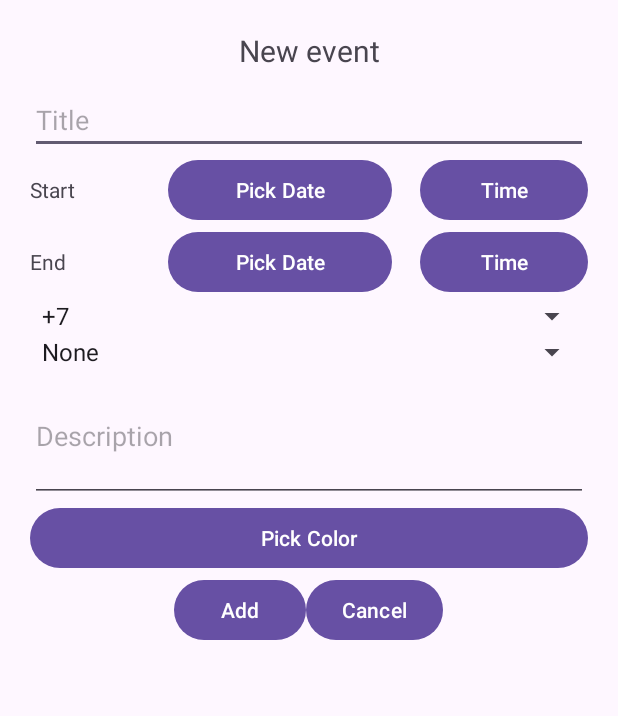
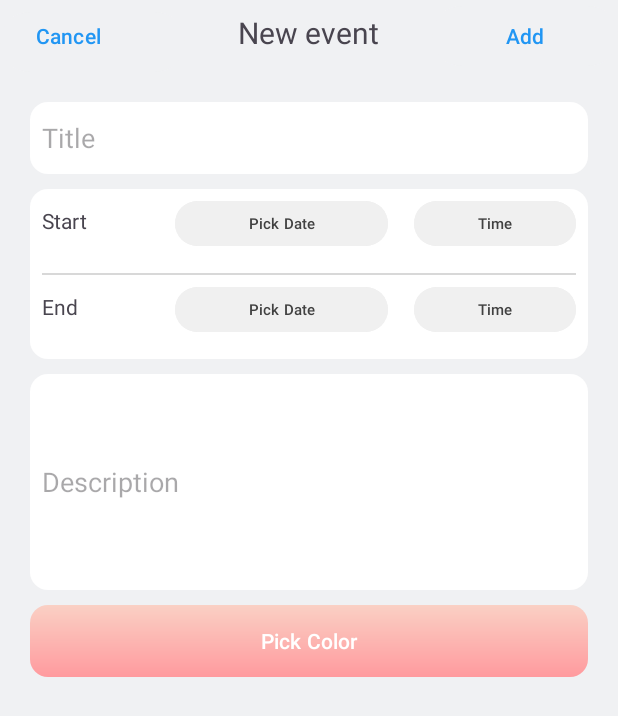
Before and after one commit to Nguyen-Thanh-Tri/android-manage-class-schedule, an Android app: the AddEventActivity screen opened directly, with no data from a screen before it, on a phone screen of 412 x 824 dp. Shown: the top 716 px of the screen. Run offline under Robolectric (Android 15) with nearby library versions, the light colour scheme and no system bars; our stand-ins replace Room's generated code.

Commit message:
refactor layout adđevent

```diff
--- a/app/src/main/java/com/mtp/shedule/AddCourseDialog.java
+++ b/app/src/main/java/com/mtp/shedule/AddCourseDialog.java
@@ -128,10 +128,6 @@ public class AddCourseDialog extends DialogFragment {
 
                 selectedColorIndex = colorIndex;
                 btnSelectColor.setBackgroundResource(COLOR_MAPPING_DRAWABLE[selectedColorIndex]);
-
-                // Lưu ý: Nếu bạn cần cập nhật selectedColor INT để mở Dialog lại đúng màu,
-                // bạn cần thêm logic ánh xạ ngược từ Drawable ID sang Color INT ở đây.
-                // (Tạm thời bỏ qua nếu không cần tính năng đó)
             });
             dialog.show(getParentFragmentManager(), "ColorDialog");
         });
--- a/app/src/main/java/com/mtp/shedule/AddEventActivity.java
+++ b/app/src/main/java/com/mtp/shedule/AddEventActivity.java
@@ -1,4 +1,6 @@
 package com.mtp.shedule;
+
+import static com.mtp.shedule.SelectColorDialog.COLOR_MAPPING_DRAWABLE;
 
 import android.annotation.SuppressLint;
 import android.app.DatePickerDialog;
@@ -6,6 +8,8 @@ import android.app.TimePickerDialog;
 import android.graphics.Color;
 import android.media.metrics.Event;
 import android.os.Bundle;
+import android.text.Editable;
+import android.text.TextWatcher;
 import android.widget.ArrayAdapter;
 import android.widget.Button;
 import android.widget.EditText;
@@ -14,6 +18,7 @@ import android.widget.Toast;
 
 import androidx.appcompat.app.AppCompatActivity;
 
+import com.google.android.material.internal.TextWatcherAdapter;
 import com.mtp.shedule.database.ConnDatabase;
 import com.mtp.shedule.entity.EventEntity;
 
@@ -23,11 +28,11 @@ public class AddEventActivity extends AppCompatActivity {
 
     EditText etTitle, etDescription;
     Button btnStartDate, btnStartTime, btnEndDate, btnEndTime, btnColorPicker, btnSave, btnCancel;
-    Spinner spinnerTimezone, spinnerRepeat;
     private ConnDatabase db;
     // Calendar objects for picking date & time
     Calendar startCal = Calendar.getInstance();
     Calendar endCal = Calendar.getInstance();
+    private int selectedColorIndex = 0; // Mặc định là Index 0 (Red)
 
     int selectedColor = Color.BLUE; // default
 
@@ -47,37 +52,38 @@ public class AddEventActivity extends AppCompatActivity {
         btnColorPicker = findViewById(R.id.btnColorPicker);
         btnSave = findViewById(R.id.btnSave);
         btnCancel = findViewById(R.id.btnCancel);
-        spinnerTimezone = findViewById(R.id.spinnerTimezone);
-        spinnerRepeat = findViewById(R.id.spinnerRepeat);
 
-        ArrayAdapter<CharSequence> repeatAdapter = ArrayAdapter.createFromResource(
-                this,
-                R.array.repeat_options,
-                android.R.layout.simple_spinner_item
-            );
-        repeatAdapter.setDropDownViewResource(android.R.layout.simple_spinner_dropdown_item);
-        spinnerRepeat.setAdapter(repeatAdapter);
-
-        ArrayAdapter<CharSequence> timezoneAdapter = ArrayAdapter.createFromResource(
-                this,
-                R.array.timezone_options,
-                android.R.layout.simple_spinner_item
-            );
-        timezoneAdapter.setDropDownViewResource(android.R.layout.simple_spinner_dropdown_item);
-        spinnerTimezone.setAdapter(timezoneAdapter);
-
+        etTitle.addTextChangedListener(watcher);
+        etDescription.addTextChangedListener(watcher);
 
         //DateTime Pickers
-        btnStartDate.setOnClickListener(v -> pickDate(startCal, btnStartDate));
-        btnStartTime.setOnClickListener(v -> pickTime(startCal, btnStartTime));
+        btnStartDate.setOnClickListener(v -> {
+            pickDate(startCal, btnStartDate);
+            updateSaveButtonState();
+        });
+        btnStartTime.setOnClickListener(v -> {
+            pickTime(startCal, btnStartTime);
+            updateSaveButtonState();
+        });
 
-        btnEndDate.setOnClickListener(v -> pickDate(endCal, btnEndDate));
-        btnEndTime.setOnClickListener(v -> pickTime(endCal, btnEndTime));
+        btnEndDate.setOnClickListener(v -> {
+            pickDate(endCal, btnEndDate);
+            updateSaveButtonState();
+        });
 
-        btnColorPicker.setOnClickListener(v -> chooseColor());
+        btnEndTime.setOnClickListener(v -> {
+            pickTime(endCal, btnEndTime);
+            updateSaveButtonState();
+        });
+        updateSaveButtonState();
+
+        btnColorPicker.setBackgroundResource(COLOR_MAPPING_DRAWABLE[selectedColorIndex]);
+        btnColorPicker.setOnClickListener(v ->chooseColor());
 
         btnCancel.setOnClickListener(v -> finish());
         btnSave.setOnClickListener(v -> saveEvent());
+
+
     }
 
     // Pick Date
@@ -115,10 +121,17 @@ public class AddEventActivity extends AppCompatActivity {
 
     //Pick Color
     private void chooseColor() {
-        // bạn có thể thay bằng dialog chọn màu tùy ý
-        selectedColor = Color.RED;
-        btnColorPicker.setBackgroundColor(selectedColor);
-        Toast.makeText(this, "Color selected!", Toast.LENGTH_SHORT).show();
+        SelectColorDialog dialog = new SelectColorDialog();
+
+        // Truyền mã màu INT để SelectColorDialog đánh dấu ô màu đúng
+        dialog.setSelectedColorIndex(selectedColorIndex);
+
+        dialog.setOnColorSelectedListener(colorIndex -> {
+
+            selectedColorIndex = colorIndex;
+            btnColorPicker.setBackgroundResource(COLOR_MAPPING_DRAWABLE[selectedColorIndex]);
+        });
+        dialog.show(getSupportFragmentManager(), "ColorDialog");
     }
 
     //Save Event
@@ -127,16 +140,14 @@ public class AddEventActivity extends AppCompatActivity {
         String desc = etDescription.getText().toString().trim();
         long start = startCal.getTimeInMillis();
         long end = endCal.getTimeInMillis();
-        String timezone = spinnerTimezone.getSelectedItem().toString();
-        String repeat = spinnerRepeat.getSelectedItem().toString();
 
-        if (title.isEmpty() || desc.isEmpty() || repeat.isEmpty() || timezone.isEmpty() || start == 0 || end == 0) {
+        if (title.isEmpty() || desc.isEmpty() || start == 0 || end == 0) {
             Toast.makeText(this, "Please enter title", Toast.LENGTH_SHORT).show();
             return;
         }
 
-        EventEntity event = new EventEntity(title,desc,start,end,timezone,repeat);
-        event.setColor(1);
+        EventEntity event = new EventEntity(title,desc,start,end);
+        event.setColor(selectedColorIndex);
 
         new Thread(() -> {
             db.eventDao().insertEvent(event);
@@ -145,4 +156,23 @@ public class AddEventActivity extends AppCompatActivity {
         Toast.makeText(this, "Event saved!", Toast.LENGTH_SHORT).show();
         finish();
     }
+
+    TextWatcher watcher = new TextWatcher() {
+        @Override public void beforeTextChanged(CharSequence s, int start, int count, int after) {}
+        @Override public void onTextChanged(CharSequence s, int start, int before, int count) {}
+        @Override public void afterTextChanged(Editable s) {
+            updateSaveButtonState();
+        }
+    };
+
+    private void updateSaveButtonState() {
+        boolean isTitleFilled = !etTitle.getText().toString().trim().isEmpty();
+        boolean isDescFilled = !etDescription.getText().toString().trim().isEmpty();
+
+        boolean isStartSet = startCal.get(Calendar.YEAR) > 1970;
+        boolean isEndSet = endCal.get(Calendar.YEAR) > 1970;
+
+        boolean enable = isTitleFilled && isDescFilled && isStartSet && isEndSet;
+        btnSave.setEnabled(enable);
+    }
 }
--- a/app/src/main/java/com/mtp/shedule/adapter/CourseAdapter.java
+++ b/app/src/main/java/com/mtp/shedule/adapter/CourseAdapter.java
@@ -5,7 +5,6 @@ import static com.mtp.shedule.SelectColorDialog.COLOR_MAPPING_DRAWABLE;
 import android.annotation.SuppressLint;
 import android.app.AlertDialog;
 import android.content.Context;
-import android.graphics.Color;
 import android.view.LayoutInflater;
 import android.view.View;
 import android.view.ViewGroup;
@@ -68,7 +67,7 @@ public class CourseAdapter extends RecyclerView.Adapter<CourseAdapter.CourseView
             }
         });
 
-        //giữ để xóa or updaate
+        //giữ để xóa
         holder.itemView.setOnLongClickListener(v -> {
             new AlertDialog.Builder(v.getContext())
                     .setTitle("DELETE")
@@ -110,8 +109,6 @@ public class CourseAdapter extends RecyclerView.Adapter<CourseAdapter.CourseView
     public static class CourseViewHolder extends RecyclerView.ViewHolder {
         TextView tvCourseTitle, tvTeacher, tvRoom, tvTime;
         CardView cardView;
-
-
         public CourseViewHolder(@NonNull View itemView) {
             super(itemView);
             tvCourseTitle = itemView.findViewById(R.id.tvCourseTitle);
--- a/app/src/main/java/com/mtp/shedule/database/ConnDatabase.java
+++ b/app/src/main/java/com/mtp/shedule/database/ConnDatabase.java
@@ -15,7 +15,7 @@ import com.mtp.shedule.dao.ExamDao;
 import com.mtp.shedule.entity.TeacherEntity;
 
 @Database(
-        entities = {CourseEntity.class, ExamEntity.class, TeacherEntity.class, EventEntity.class}, version = 8)
+        entities = {CourseEntity.class, ExamEntity.class, TeacherEntity.class, EventEntity.class}, version = 9)
 public abstract class ConnDatabase extends RoomDatabase {
     public abstract CourseDao courseDao();
     public abstract ExamDao examDao();
--- /dev/null
+++ b/app/src/main/res/drawable/rounded_edittext.xml
@@ -0,0 +1,14 @@
+<?xml version="1.0" encoding="utf-8"?>
+<shape
+    xmlns:android="http://schemas.android.com/apk/res/android"
+    android:shape="rectangle">
+    <solid
+        android:color="@color/white" />
+    <corners
+        android:radius="12dp" />
+    <padding
+        android:left="8dp"
+        android:top="4dp"
+        android:right="8dp"
+        android:bottom="4dp"/>
+</shape>
--- a/app/src/main/res/layout/activity_add_event.xml
+++ b/app/src/main/res/layout/activity_add_event.xml
@@ -2,31 +2,75 @@
     xmlns:app="http://schemas.android.com/apk/res-auto"
     android:layout_width="match_parent"
     android:layout_height="match_parent"
-    android:fillViewport="true">
+    android:fillViewport="true"
+    android:background="@color/pale_gray">
+
+    <LinearLayout
+        android:layout_width="match_parent"
+        android:layout_height="wrap_content"
+        android:orientation="vertical">
+
+        <LinearLayout
+            android:layout_width="match_parent"
+            android:layout_height="wrap_content"
+            android:orientation="horizontal"
+            android:weightSum="100">
+            <Button
+                android:id="@+id/btnCancel"
+                android:layout_width="0dp"
+                android:layout_weight="30"
+                android:layout_height="wrap_content"
+                android:gravity="left"
+                android:text="Cancel"
+                android:backgroundTint="@color/pale_gray"
+                android:textColor="@color/blue"/>
+            <TextView
+                android:layout_width="0dp"
+                android:layout_weight="40"
+                android:gravity="center"
+                android:layout_height="wrap_content"
+                android:text="New event"
+                android:textSize="20dp"
+                android:paddingBottom="10dp"/>
+            <Button
+                android:id="@+id/btnSave"
+                android:layout_width="0dp"
+                android:layout_weight="30"
+                android:layout_height="wrap_content"
+                android:text="Add"
+                android:backgroundTint="@color/pale_gray"
+                android:textColor="@color/blue"/>
+        </LinearLayout>
+
+        <LinearLayout
+            android:layout_width="match_parent"
+            android:layout_height="match_parent"
+            android:orientation="vertical"
+            android:padding="20dp">
 
             <LinearLayout
                 android:layout_width="match_parent"
                 android:layout_height="wrap_content"
                 android:orientation="vertical"
-        android:padding="20dp">
-        <TextView
-            android:layout_width="match_parent"
-            android:layout_height="wrap_content"
-            android:text="New event"
-            android:gravity="center"
-            android:textSize="20dp"
-            android:paddingBottom="10dp"/>
+                android:paddingBottom="10dp">
                 <EditText
                     android:id="@+id/etTitle"
                     android:layout_width="match_parent"
+                    android:layout_height="48dp"
+                    android:hint="Title"
+                    android:background="@drawable/rounded_edittext"/>
+            </LinearLayout>
+
+            <LinearLayout
+                android:layout_width="match_parent"
                 android:layout_height="wrap_content"
-            android:hint="Title" />
+                android:orientation="vertical"
+                android:background="@drawable/rounded_edittext">
 
-        <!-- Start date/time -->
                 <LinearLayout
                     android:orientation="horizontal"
                     android:layout_width="match_parent"
-            android:layout_height="wrap_content"
+                    android:layout_height="48dp"
                     android:weightSum="100">
 
                     <TextView
@@ -43,9 +87,12 @@
                     <Button
                         android:id="@+id/btnStartDate"
                         android:layout_width="0dp"
-                android:layout_height="wrap_content"
+                        android:layout_height="38dp"
                         android:layout_weight="40"
-                android:text="Pick Date"/>
+                        android:text="Pick Date"
+                        android:textSize="10dp"
+                        android:backgroundTint="@color/pale_gray2"
+                        android:textColor="@color/charcoal_gray"/>
 
                     <TextView
                         android:layout_height="wrap_content"
@@ -55,16 +102,25 @@
                     <Button
                         android:id="@+id/btnStartTime"
                         android:layout_width="0dp"
-                android:layout_height="wrap_content"
+                        android:layout_height="38dp"
                         android:layout_weight="30"
-                android:text="Time"/>
+                        android:textSize="10dp"
+                        android:text="Time"
+                        android:backgroundTint="@color/pale_gray2"
+                        android:textColor="@color/charcoal_gray"/>
                 </LinearLayout>
 
-        <!-- End date/time -->
+                <View
+                    android:layout_width="match_parent"
+                    android:layout_height="1dp"
+                    android:background="@color/charcoal_gray"
+                    android:alpha="0.2"
+                    android:layout_marginVertical="4dp"/>
+
                 <LinearLayout
                     android:orientation="horizontal"
                     android:layout_width="match_parent"
-            android:layout_height="wrap_content"
+                    android:layout_height="48dp"
                     android:weightSum="100">
 
                     <TextView
@@ -81,9 +137,12 @@
                     <Button
                         android:id="@+id/btnEndDate"
                         android:layout_width="0dp"
-                android:layout_height="wrap_content"
+                        android:layout_height="38dp"
                         android:layout_weight="40"
-                android:text="Pick Date"/>
+                        android:text="Pick Date"
+                        android:textSize="10dp"
+                        android:backgroundTint="@color/pale_gray2"
+                        android:textColor="@color/charcoal_gray"/>
 
                     <TextView
                         android:layout_height="wrap_content"
@@ -93,57 +152,44 @@
                     <Button
                         android:id="@+id/btnEndTime"
                         android:layout_width="0dp"
-                android:layout_height="wrap_content"
+                        android:layout_height="38dp"
                         android:layout_weight="30"
-                android:text="Time"/>
+                        android:textSize="10dp"
+                        android:text="Time"
+                        android:backgroundTint="@color/pale_gray2"
+                        android:textColor="@color/charcoal_gray"/>
+
                 </LinearLayout>
 
-        <!-- Timezone -->
-        <Spinner
-            android:id="@+id/spinnerTimezone"
-            android:layout_width="match_parent"
-            android:layout_height="wrap_content"/>
+            </LinearLayout>
 
-        <!-- Repeat -->
-        <Spinner
-            android:id="@+id/spinnerRepeat"
+            <LinearLayout
                 android:layout_width="match_parent"
                 android:layout_height="wrap_content"
-            android:entries="@array/repeat_options"/>
+                android:orientation="vertical"
+                android:paddingTop="10dp"
+                android:paddingBottom="10dp">
 
                 <EditText
                     android:id="@+id/etDescription"
                     android:hint="Description"
                     android:layout_width="match_parent"
-            android:layout_height="wrap_content"
-            android:minLines="3"/>
+                    android:layout_height="144dp"
+                    android:minLines="3"
+                    android:background="@drawable/rounded_edittext"/>
 
+            </LinearLayout>
                 <!-- Color picker -->
                 <Button
                     android:gravity="center"
                     android:id="@+id/btnColorPicker"
                     android:layout_width="match_parent"
                     android:layout_height="wrap_content"
+                    app:backgroundTint="@null"
                     android:text="Pick Color"/>
 
-        <LinearLayout
-            android:orientation="horizontal"
-            android:gravity="center"
-            android:layout_width="match_parent"
-            android:layout_height="wrap_content">
+        </LinearLayout>
 
-            <Button
-                android:id="@+id/btnSave"
-                android:layout_width="wrap_content"
-                android:layout_height="wrap_content"
-                android:text="Add"/>
-
-            <Button
-                android:id="@+id/btnCancel"
-                android:layout_width="wrap_content"
-                android:layout_height="wrap_content"
-                android:text="Cancel"/>
-        </LinearLayout>
     </LinearLayout>
 
 </ScrollView>
--- a/app/src/main/res/layout/activity_main.xml
+++ b/app/src/main/res/layout/activity_main.xml
@@ -20,9 +20,8 @@
             <!-- Thanh trên cùng (AppBar + Title) -->
             <com.google.android.material.appbar.AppBarLayout
                 android:layout_width="match_parent"
-                android:layout_height="wrap_content"
-                android:background="#FFA500"
-                android:paddingTop="10dp">
+                android:layout_height="60dp"
+                android:background="#FFA500">
 
                 <androidx.appcompat.widget.Toolbar
                     android:id="@+id/toolbar"
--- a/app/src/main/res/layout/item_event_card.xml
+++ b/app/src/main/res/layout/item_event_card.xml
@@ -2,6 +2,7 @@
     xmlns:android="http://schemas.android.com/apk/res/android"
     xmlns:card_view="http://schemas.android.com/apk/res-auto"
     xmlns:tools="http://schemas.android.com/tools"
+    xmlns:app="http://schemas.android.com/apk/res-auto"
     android:layout_width="match_parent"
     android:layout_height="wrap_content"
     card_view:cardCornerRadius="12dp"
@@ -19,7 +20,7 @@
             android:id="@+id/color_indicator"
             android:layout_width="4dp"
             android:layout_height="0dp"
-            android:background="#FF9800"
+            app:backgroundTint="@null"
             card_view:layout_constraintStart_toStartOf="parent"
             card_view:layout_constraintTop_toTopOf="parent"
             card_view:layout_constraintBottom_toBottomOf="parent"/>
--- a/app/src/main/res/values/colors.xml
+++ b/app/src/main/res/values/colors.xml
@@ -8,6 +8,8 @@
     <color name="grey">#D3D3D3</color>
     <color name="pale_gray">#F0F1F3</color>
     <color name="pale_gray1">#F9F9FB</color>
+    <color name="pale_gray2">#F0F0F0</color>
     <color name="dard_grey">#686868</color>
     <color name="slate">#4B5A6F</color>
+    <color name="charcoal_gray">#414141</color>
 </resources>
--- a/app/src/main/res/values/themes.xml
+++ b/app/src/main/res/values/themes.xml
@@ -5,5 +5,11 @@
         <!-- <item name="colorPrimary">@color/my_light_primary</item> -->
     </style>
 
-    <style name="Theme.Shedule" parent="Base.Theme.Shedule" />
+    <style name="Theme.Shedule" parent="Base.Theme.Shedule" >
+        <item name="android:windowFullscreen">false</item>
+        <item name="android:windowTranslucentStatus">false</item>
+        <item name="android:fitsSystemWindows">true</item>
+        <item name="android:windowLayoutInDisplayCutoutMode">never</item>
+    </style>
+
 </resources>
```
Also changed, not shown: app/src/main/java/com/mtp/shedule/MainActivity.java (+4 -3 lines), app/src/main/java/com/mtp/shedule/adapter/EventAdapter.java (+34 -19 lines), app/src/main/java/com/mtp/shedule/entity/EventEntity.java (+8 -10 lines), app/src/main/java/com/mtp/shedule/fragment/calendarfragment/MonthViewFragment.java (+5 -4 lines). Lines whose indentation alone changed are shown as unchanged.
